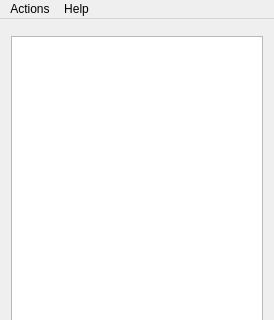
First picture: the form in src/mainwindow.ui, repository kutegram/client, before the edit; both pictures show x 0 to 274 and y 0 to 320 of the 274 by 532 pixel window.
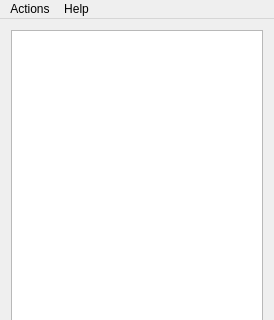
Second picture: the form after the edit. The open tabs and pages were chosen to show the change. Icons and pictures are not drawn. Custom widgets are drawn as their Qt base class.

Commit message: Add visible tab

The edit to the form file:
```diff
--- a/src/mainwindow.ui
+++ b/src/mainwindow.ui
@@ -209,6 +209,9 @@
       </widget>
       <widget class="QWidget" name="chatPage">
        <layout class="QVBoxLayout" name="verticalLayout_2">
+        <property name="spacing">
+         <number>0</number>
+        </property>
         <property name="margin">
          <number>0</number>
         </property>
```
The commit also changes 1 other file.
